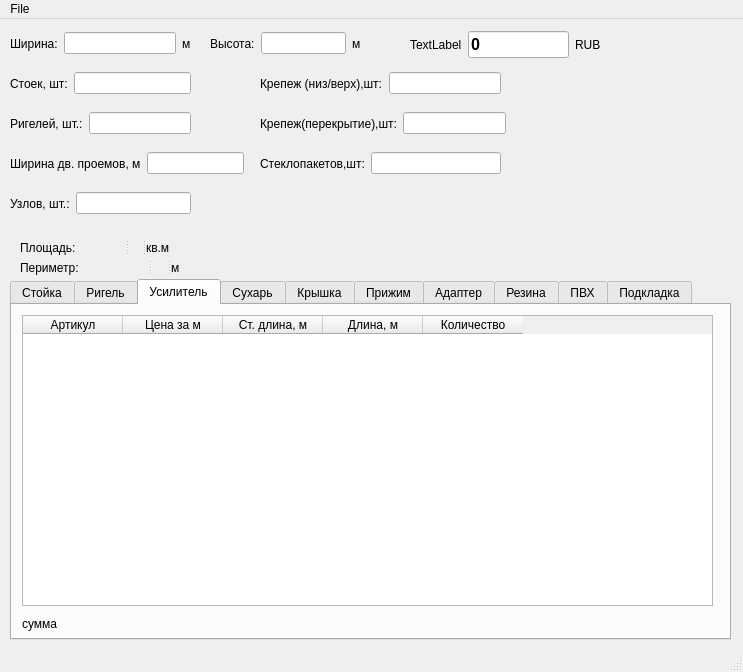
stogoff/facade, file main.ui: the form before one commit.
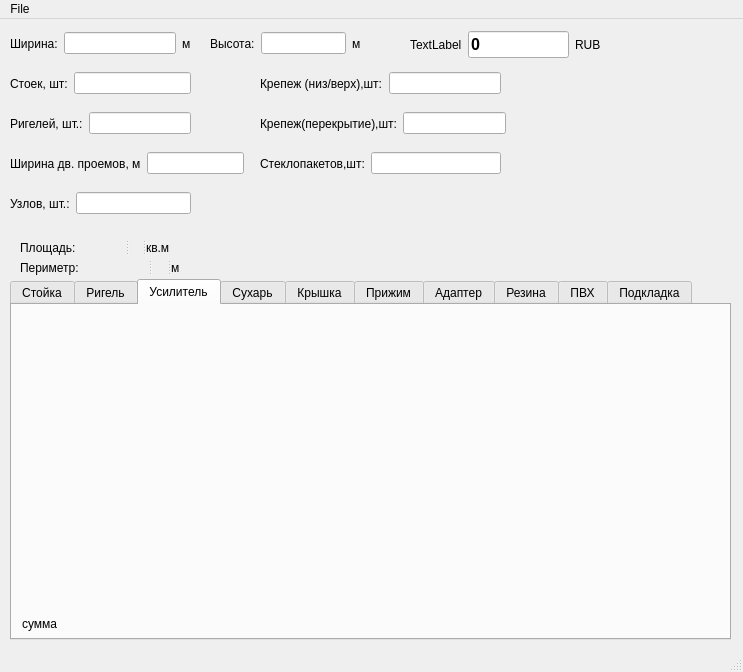
The form after the commit. The open tabs and pages were chosen to show the change.

Diff of the .ui file:
```diff
--- a/main.ui
+++ b/main.ui
@@ -95,61 +95,6 @@
      <attribute name="title">
       <string>Усилитель</string>
      </attribute>
-     <widget class="QTableWidget" name="tableWidget3">
-      <property name="geometry">
-       <rect>
-        <x>10</x>
-        <y>10</y>
-        <width>691</width>
-        <height>291</height>
-       </rect>
-      </property>
-      <property name="rowCount">
-       <number>0</number>
-      </property>
-      <property name="columnCount">
-       <number>5</number>
-      </property>
-      <column>
-       <property name="text">
-        <string>Артикул</string>
-       </property>
-       <property name="background">
-        <color>
-         <red>225</red>
-         <green>225</green>
-         <blue>225</blue>
-        </color>
-       </property>
-      </column>
-      <column>
-       <property name="text">
-        <string>Цена за м</string>
-       </property>
-       <property name="background">
-        <color>
-         <red>226</red>
-         <green>226</green>
-         <blue>226</blue>
-        </color>
-       </property>
-      </column>
-      <column>
-       <property name="text">
-        <string>Ст. длина, м</string>
-       </property>
-      </column>
-      <column>
-       <property name="text">
-        <string>Длина, м</string>
-       </property>
-      </column>
-      <column>
-       <property name="text">
-        <string>Количество</string>
-       </property>
-      </column>
-     </widget>
      <widget class="QLabel" name="label_sum3">
       <property name="geometry">
        <rect>
```
Left out of the diff: 385 changed lines with no effect on the pictures.
